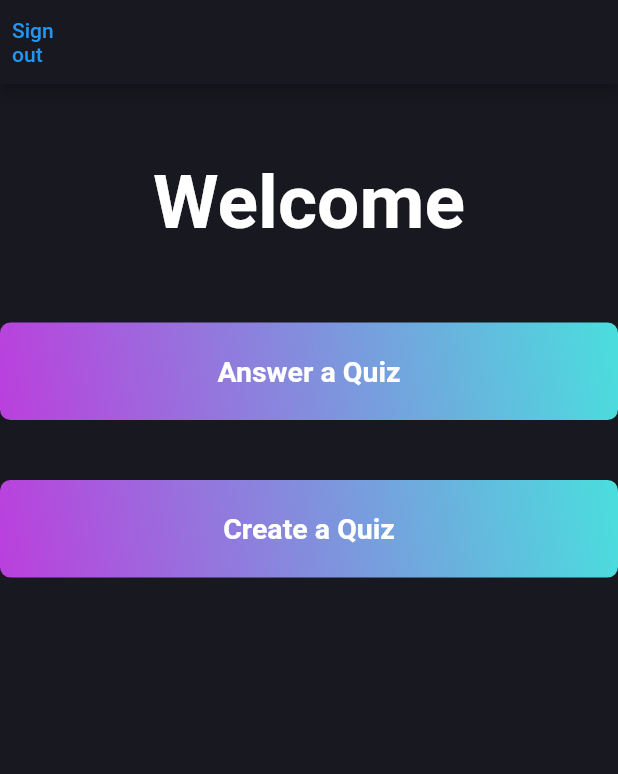
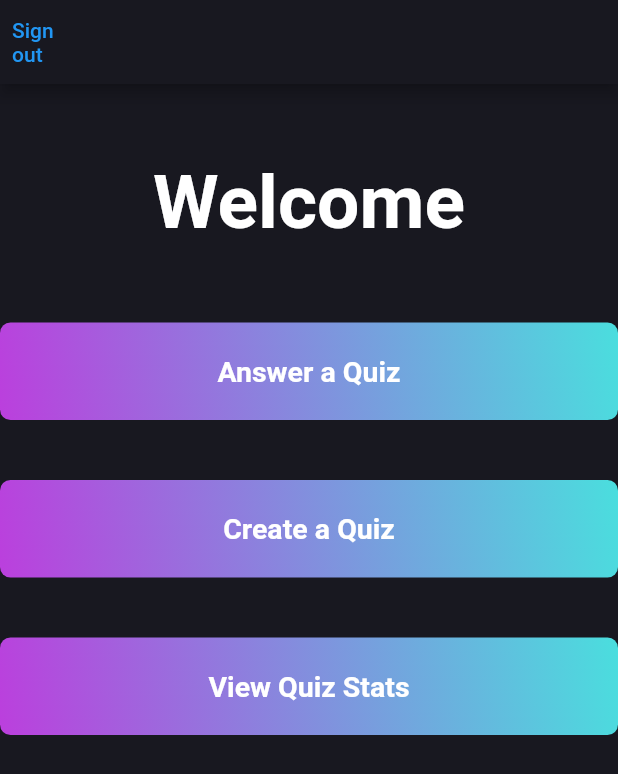
Before and after one commit to InnovaTech-21/Quiz_Attempt2, a Flutter app: the MenuPage screen opened directly, on a phone screen of 412 x 824 dp. Shown: the top 774 px of the screen. Run offline on Flutter 3.47's test engine with Material 2 defaults, Android fonts, the phone set to English and light mode, and no system bars; our stand-ins replace cloud_firestore, firebase_auth, firebase_core, firebase_storage, image_picker; accounts and stored records are empty; project files that could hold a hidden picture were left out.

Commit message:
added the quiz stats page

```diff
--- a/lib/menu.dart
+++ b/lib/menu.dart
@@ -4,6 +4,9 @@ import 'package:flutter/material.dart';
 import 'package:quiz_website/ColourPallete.dart';
 import 'package:quiz_website/Views/CreateQuiz/create_Quiz.dart';
 import 'package:quiz_website/selectAQuiz.dart';
+
+import 'package:quiz_website/Views/quizStats/quiz_stats.dart';
+
 import '../../main.dart';
 
 class MenuPage extends StatefulWidget {
@@ -155,6 +158,49 @@ class MenuPageState extends State<MenuPage> {
                   ),
                 ],
               ),
+
+
+              //added code below for new button
+              const SizedBox(height: 40),
+              Column(
+                mainAxisAlignment: MainAxisAlignment.center,
+                children: <Widget>[
+                  DecoratedBox(
+                    decoration: BoxDecoration(
+                      gradient: const LinearGradient(
+                        colors: [
+                          ColourPallete.gradient1,
+                          ColourPallete.gradient2,
+                        ],
+                        begin: Alignment.bottomLeft,
+                        end: Alignment.topRight,
+                      ),
+                      borderRadius: BorderRadius.circular(7),
+                    ),
+                    child: ElevatedButton(
+                      onPressed: ()  {
+                        Navigator.push(
+                          context,
+                          MaterialPageRoute(
+
+                              builder: (context) => const QuizStatsPage()),
+                        );
+                      },
+                      style: ElevatedButton.styleFrom(
+                        fixedSize: const Size(450, 65), backgroundColor: Colors.transparent,
+                        shadowColor: Colors.transparent,
+                      ),
+                      child: const Text(
+                        'View Quiz Stats',
+                        style: TextStyle(
+                          fontWeight: FontWeight.w600,
+                          fontSize: 19,
+                        ),
+                      ),
+                    ),
+                  ),
+                ],
+              ),
         ]),
       ),
       ),
```
Also changed, not shown: lib/Views/quizStats/quiz_stats.dart (added, +76 -0 lines).
